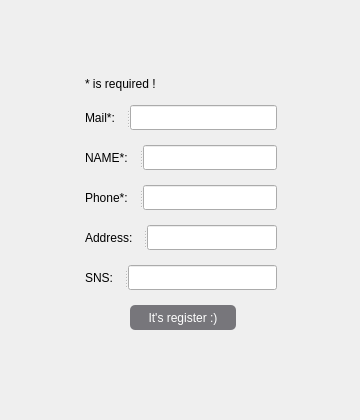
Qt form 0513/member/ui/mem_add.ui (HeySiriLee/Artificial_Intelligence) before a commit.
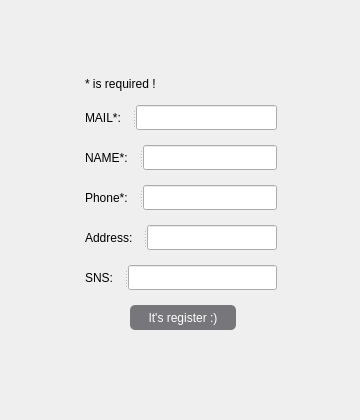
The same form after that commit.

Patch:
```diff
--- a/0513/member/ui/mem_add.ui
+++ b/0513/member/ui/mem_add.ui
@@ -150,7 +150,7 @@
    </property>
    <widget class="QLabel" name="label">
     <property name="text">
-     <string>Mail*:</string>
+     <string>MAIL*:</string>
     </property>
    </widget>
    <widget class="QLineEdit" name="leMail">
```
Left out of the diff: 3 changed lines with no effect on the pictures.
